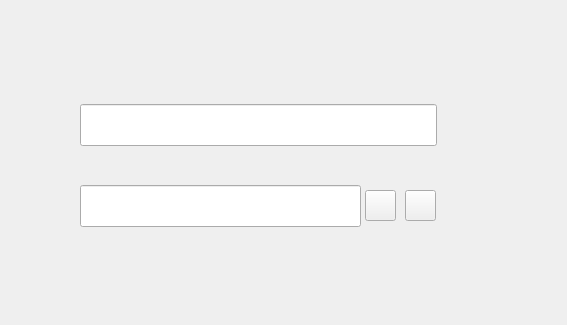
First picture: the form in Project/login.ui, repository DKeshavarz/AP-GUI, before the edit; both pictures show x 155 to 722 and y 0 to 325 of the 722 by 423 pixel window.
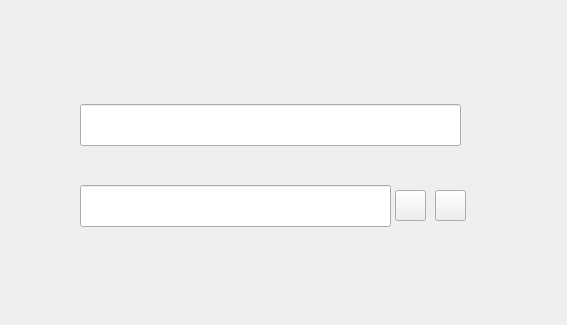
Second picture: the form after the edit. Icons and pictures are not drawn.

```diff
--- a/Project/login.ui
+++ b/Project/login.ui
@@ -13,6 +13,24 @@
     <height>423</height>
    </rect>
   </property>
+  <property name="sizePolicy">
+   <sizepolicy hsizetype="Fixed" vsizetype="Fixed">
+    <horstretch>0</horstretch>
+    <verstretch>0</verstretch>
+   </sizepolicy>
+  </property>
+  <property name="minimumSize">
+   <size>
+    <width>722</width>
+    <height>423</height>
+   </size>
+  </property>
+  <property name="maximumSize">
+   <size>
+    <width>722</width>
+    <height>423</height>
+   </size>
+  </property>
   <property name="windowTitle">
    <string>Dialog</string>
   </property>
@@ -55,7 +73,7 @@
   <widget class="QPushButton" name="seePassBtn">
    <property name="geometry">
     <rect>
-     <x>520</x>
+     <x>550</x>
      <y>190</y>
      <width>31</width>
      <height>31</height>
@@ -75,35 +93,12 @@
     </size>
    </property>
   </widget>
-  <widget class="QPushButton" name="unseePassBtn">
-   <property name="geometry">
-    <rect>
-     <x>560</x>
-     <y>190</y>
-     <width>31</width>
-     <height>31</height>
-    </rect>
-   </property>
-   <property name="text">
-    <string/>
-   </property>
-   <property name="icon">
-    <iconset resource="Resours/Recours.qrc">
-     <normaloff>:/icon/icons8-invisible-96.png</normaloff>:/icon/icons8-invisible-96.png</iconset>
-   </property>
-   <property name="iconSize">
-    <size>
-     <width>31</width>
-     <height>31</height>
-    </size>
-   </property>
-  </widget>
   <widget class="QLineEdit" name="passwordTxtBar">
    <property name="geometry">
     <rect>
      <x>235</x>
      <y>185</y>
-     <width>281</width>
+     <width>311</width>
      <height>42</height>
     </rect>
    </property>
@@ -132,7 +127,7 @@
     <rect>
      <x>235</x>
      <y>104</y>
-     <width>357</width>
+     <width>381</width>
      <height>42</height>
     </rect>
    </property>
@@ -150,6 +145,29 @@
     <string>&lt;font color = white&gt;Password</string>
    </property>
   </widget>
+  <widget class="QPushButton" name="unseePassBtn">
+   <property name="geometry">
+    <rect>
+     <x>590</x>
+     <y>190</y>
+     <width>31</width>
+     <height>31</height>
+    </rect>
+   </property>
+   <property name="text">
+    <string/>
+   </property>
+   <property name="icon">
+    <iconset resource="Resours/Recours.qrc">
+     <normaloff>:/icon/icons8-invisible-96.png</normaloff>:/icon/icons8-invisible-96.png</iconset>
+   </property>
+   <property name="iconSize">
+    <size>
+     <width>31</width>
+     <height>31</height>
+    </size>
+   </property>
+  </widget>
  </widget>
  <tabstops>
   <tabstop>usernameTxtBar</tabstop>
```
Left out of the diff: 3 changed lines with no effect on the pictures.
